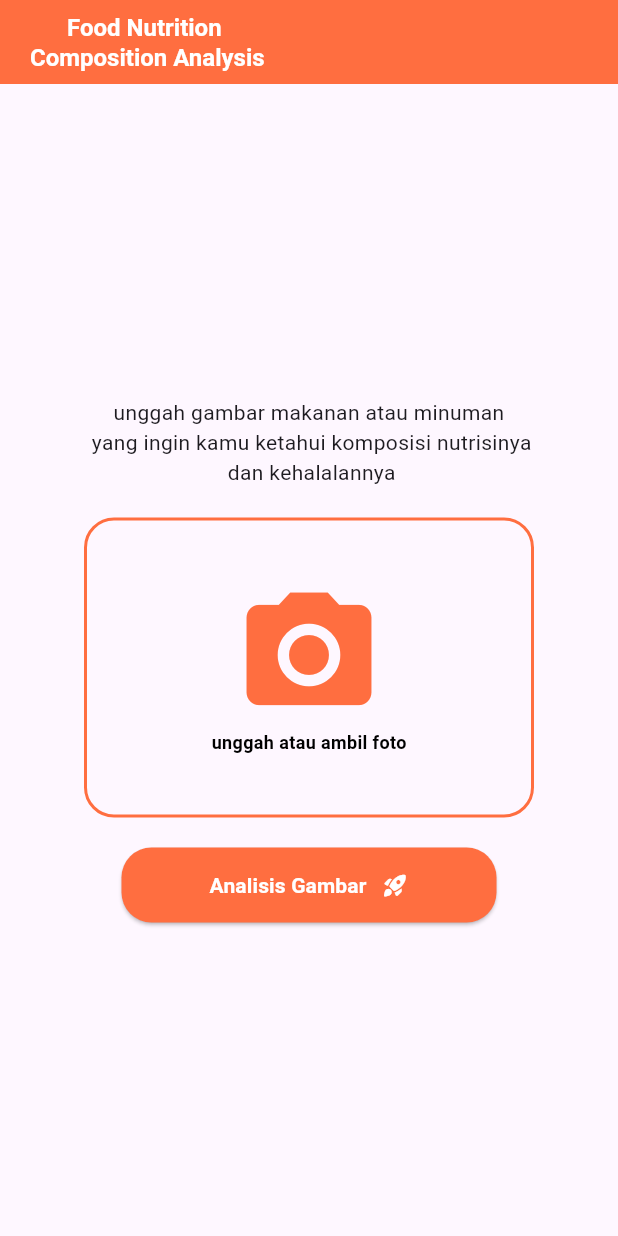
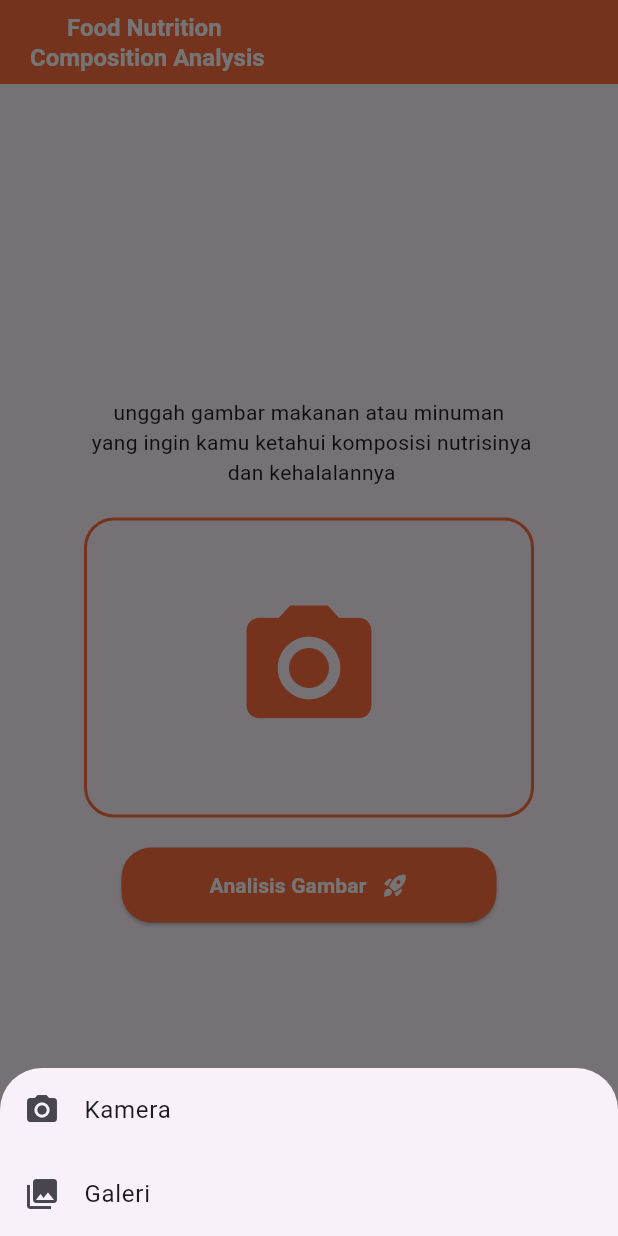
Before and after one commit to sainrahmanii/food-nutrition-analysis, a Flutter app: the screen it shows after launch, after a tap on the "camera alt" icon, on a phone screen of 412 x 824 dp. Run offline on Flutter 3.47's test engine with Material 3 defaults, Android fonts, the phone set to English and light mode, and no system bars; our stand-ins replace google_generative_ai, image_picker; Roboto replaces fonts that are missing (Poppins).

Commit message:
add camera permissions and implement image picker functionality

```diff
--- a/lib/food_nutrition_composition.dart
+++ b/lib/food_nutrition_composition.dart
@@ -1,3 +1,5 @@
+import 'dart:io';
+
 import 'package:flutter/material.dart';
 import 'package:food_nutrition_analysis/global_variables.dart';
 import 'package:google_generative_ai/google_generative_ai.dart';
@@ -14,11 +16,47 @@ class FoodNutritionComposition extends StatefulWidget {
 class _FoodNutritionCompositionState extends State<FoodNutritionComposition> {
   XFile? imageFile;
 
-  void pickImage() async {
-    final ImagePicker _picker = ImagePicker();
-    final XFile? image = await _picker.pickImage(source: ImageSource.camera);
+  Future<void> _pickImage(ImageSource source) async {
+    final pickedFile = await ImagePicker().pickImage(source: source);
+
+    if (pickedFile != null) {
       setState(() {
-      imageFile = image;
+        imageFile = pickedFile;
+      });
+    }
+  }
+
+  void _showPickerOptions() {
+    showModalBottomSheet(
+      context: context,
+      builder: (_) => SafeArea(
+        child: Wrap(
+          children: [
+            ListTile(
+              leading: const Icon(Icons.photo_camera),
+              title: const Text('Kamera'),
+              onTap: () {
+                Navigator.of(context).pop();
+                _pickImage(ImageSource.camera);
+              },
+            ),
+            ListTile(
+              leading: const Icon(Icons.photo_library),
+              title: const Text('Galeri'),
+              onTap: () {
+                Navigator.of(context).pop();
+                _pickImage(ImageSource.gallery);
+              },
+            ),
+          ],
+        ),
+      ),
+    );
+  }
+
+  void _removeImage() {
+    setState(() {
+      imageFile = null;
     });
   }
 
@@ -68,29 +106,46 @@ class _FoodNutritionCompositionState extends State<FoodNutritionComposition> {
               child: Column(
                 mainAxisAlignment: MainAxisAlignment.center,
                 children: [
+                  if (imageFile != null)
+                    Stack(
+                      children: [
+                        ClipRRect(
+                          borderRadius: BorderRadius.circular(16),
+                          child: Image.file(
+                            File(imageFile!.path),
+                            width: 300,
+                            height: 175,
+                            fit: BoxFit.cover,
+                          ),
+                        ),
+                        Positioned(
+                          top: 10,
+                          right: 10,
+                          child: GestureDetector(
+                            onTap: _removeImage,
+                            child: Container(
+                              decoration: const BoxDecoration(
+                                color: Colors.white,
+                                shape: BoxShape.circle,
+                              ),
+                              padding: const EdgeInsets.all(4),
+                              child: const Icon(
+                                Icons.delete,
+                                color: Colors.redAccent,
+                                size: 20,
+                              ),
+                            ),
+                          ),
+                        ),
+                      ],
+                    )
+                  else
                     GestureDetector(
-                    onTap: () {
-                      ImagePicker()
-                          .pickImage(source: ImageSource.camera)
-                          .then((value) {
-                        setState(() {
-                          imageFile = value;
-                        });
-                      });
-                    },
+                      onTap: _showPickerOptions,
                       child: const Icon(
                         Icons.camera_alt,
                         size: 100,
                         color: Colors.deepOrangeAccent,
-                    ),
-                  ),
-                  const Text(
-                    'unggah atau ambil foto',
-                    style: TextStyle(
-                      color: Colors.black,
-                      fontSize: 12,
-                      fontWeight: FontWeight.bold,
-                      fontFamily: 'Poppins',
                       ),
                     ),
                 ],
```
Also changed, not shown: 3 other files. Lines whose indentation alone changed are shown as unchanged.
